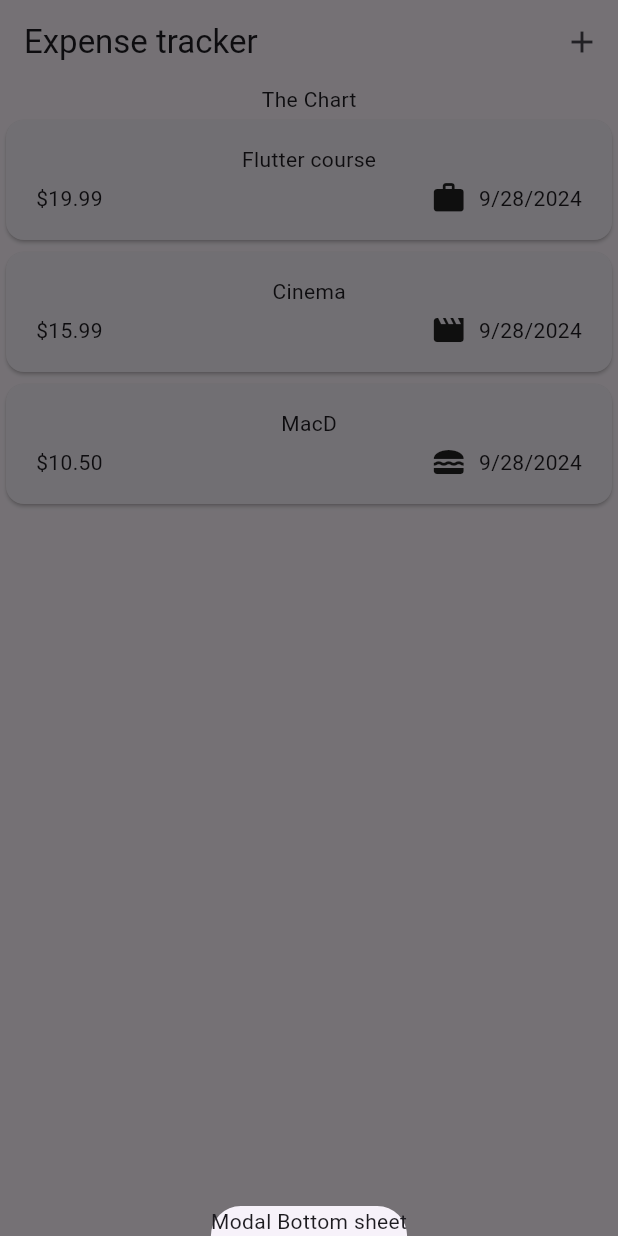
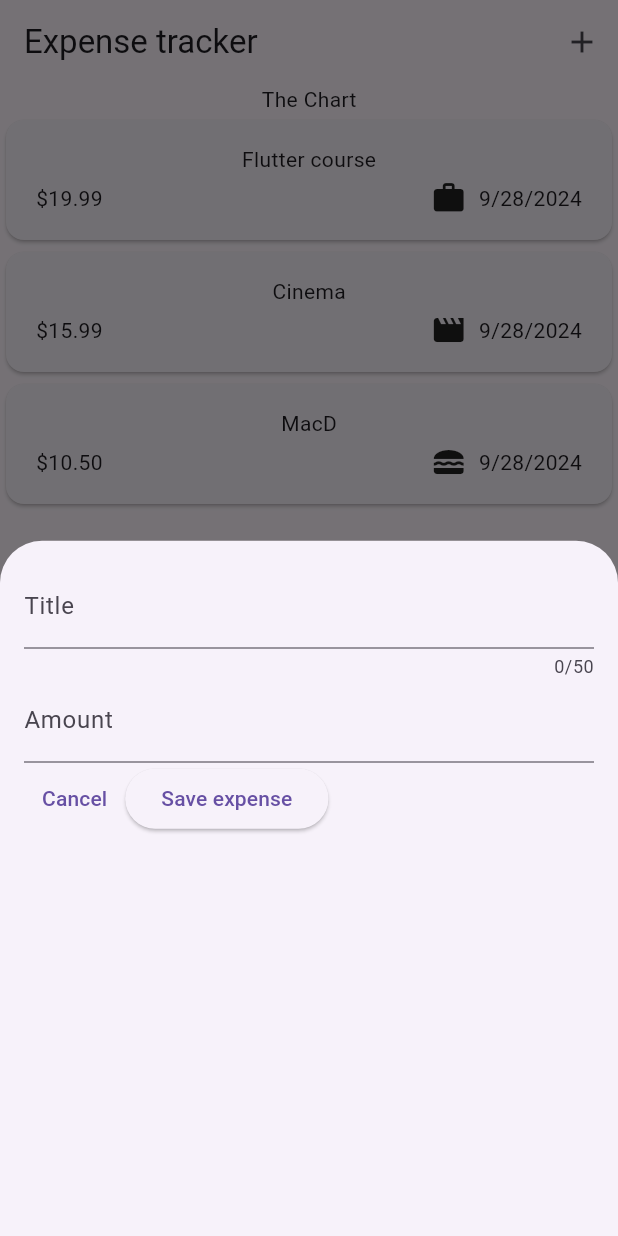
Before and after one commit to DanielNeset/expense_tracker, a Flutter app: the screen it shows after launch, after a tap on the "add" icon, on a phone screen of 412 x 824 dp. Run offline on Flutter 3.47's test engine with Material 3 defaults, Android fonts, the phone set to English and light mode, and no system bars.

Commit message:
Added a controller for textinput to save user input

```diff
--- a/lib/main.dart
+++ b/lib/main.dart
@@ -1,6 +1,6 @@
 import 'package:flutter/material.dart';
 
-import 'package:expense_tracker/expenses.dart';
+import 'package:expense_tracker/widgets/expenses.dart';
 
 void main() {
   runApp(
--- a/lib/expenses.dart
+++ b/lib/widgets/expenses.dart
@@ -1,4 +1,5 @@
 import 'package:expense_tracker/widgets/expenses_list/expenses_list.dart';
+import 'package:expense_tracker/widgets/new_expense.dart';
 import 'package:flutter/material.dart';
 
 import 'package:expense_tracker/models/expense.dart';
@@ -37,7 +38,7 @@ class _ExpensesState extends State<Expenses> {
   void _openAddExpenseOverlay() {
     showModalBottomSheet(
       context: context,
-      builder: (ctx) => const Text('Modal Bottom sheet'),
+      builder: (ctx) => const NewExpense(),
     );
   }
 
--- /dev/null
+++ b/lib/widgets/new_expense.dart
@@ -0,0 +1,65 @@
+import 'package:flutter/material.dart';
+
+class NewExpense extends StatefulWidget {
+  const NewExpense({super.key});
+
+  @override
+  State<NewExpense> createState() {
+    return _NewExpenseState();
+  }
+}
+
+class _NewExpenseState extends State<NewExpense> {
+  final _titleController = TextEditingController();
+  final _amountController = TextEditingController();
+
+  @override
+  void dispose() {
+    _titleController.dispose();
+    _amountController.dispose();
+    super.dispose();
+  }
+
+  @override
+  Widget build(BuildContext context) {
+    return Padding(
+      padding: const EdgeInsets.all(16),
+      child: Column(
+        children: [
+          TextField(
+            controller: _titleController,
+            maxLength: 50,
+            decoration: const InputDecoration(
+              label: Text('Title'),
+            ),
+          ),
+          TextField(
+            controller: _amountController,
+            keyboardType: TextInputType.number,
+            decoration: const InputDecoration(
+              prefixText: '\$ ',
+              label: Text('Amount'),
+            ),
+          ),
+          Row(
+            children: [
+              TextButton(
+                onPressed: () {
+                  Navigator.pop(context);
+                },
+                child: const Text('Cancel'),
+              ),
+              ElevatedButton(
+                onPressed: () {
+                  print(_titleController.text);
+                  print(_amountController.text);
+                },
+                child: const Text('Save expense'),
+              ),
+            ],
+          ),
+        ],
+      ),
+    );
+  }
+}
```
